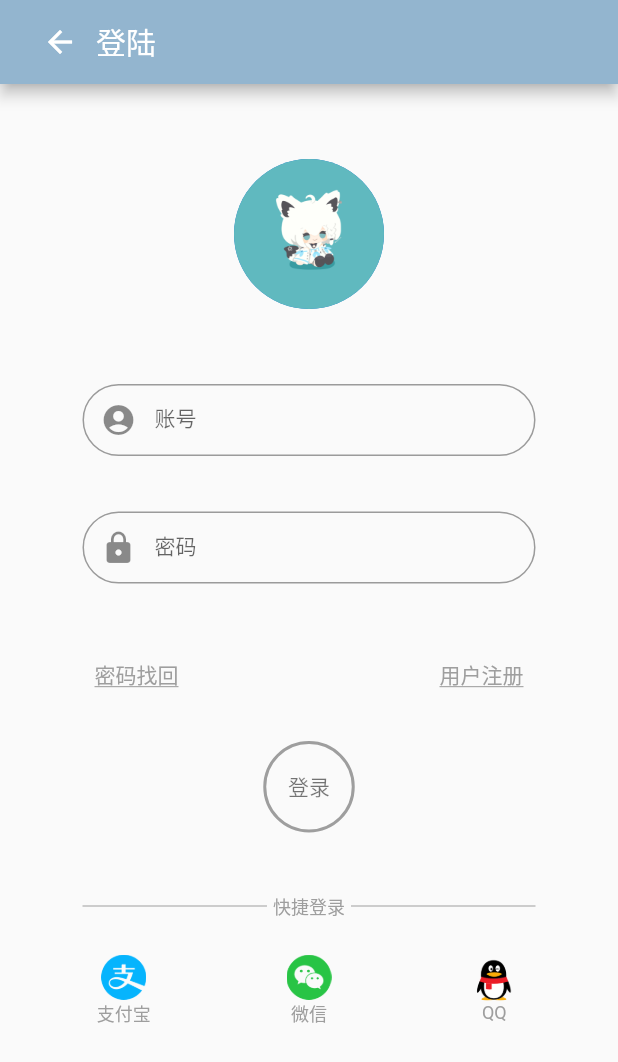
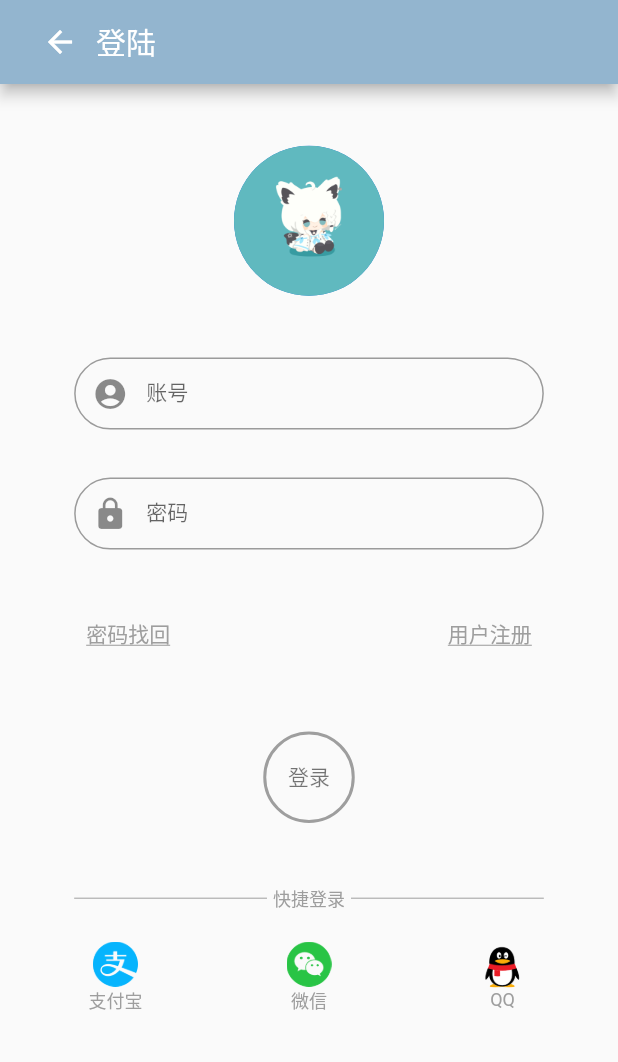
Before and after one commit to shiramashiro/qingyou_mobile, a Flutter app: the screen it shows after launch, on a phone screen of 412 x 824 dp. Shown: the top 1062 px of the screen. Run offline on Flutter 3.47's test engine with Material 2 defaults, Android fonts, the phone set to English and light mode, and no system bars; our stand-ins replace dio, flutter_easyloading, flutter_screenutil, image_picker, sqflite; missing offline and left inert: proste_indexed_stack; accounts and stored records are empty.

```diff
--- a/lib/components/form_input.dart
+++ b/lib/components/form_input.dart
@@ -8,6 +8,10 @@ class FormInput extends StatelessWidget {
   final String label;
   final String hint;
   final IconData icon;
+  final double marginLeft;
+  final double marginTop;
+  final double marginRight;
+  final double marginBottom;
 
   const FormInput({
     Key? key,
@@ -18,12 +22,17 @@ class FormInput extends StatelessWidget {
     required this.label,
     required this.hint,
     required this.icon,
+    this.marginTop = 0,
+    this.marginLeft = 0,
+    this.marginRight = 0,
+    this.marginBottom = 0,
   }) : super(key: key);
 
   @override
   Widget build(BuildContext context) {
-    return SizedBox(
-      height: 85,
+    return Container(
+      margin: EdgeInsets.only(left: marginLeft, top: marginTop, right: marginRight, bottom: marginBottom, ),
+      height: 80,
       child: TextFormField(
         controller: controller,
         validator: (e) => validator(e),
--- a/lib/database/sqlite_operation.dart
+++ b/lib/database/sqlite_operation.dart
@@ -27,7 +27,7 @@ class SQLiteOperation {
     return await databaseExists(table);
   }
 
-  void _executeSql(
+  Future _executeSql(
     String sql,
   ) async {
     await openDatabase(
@@ -73,7 +73,7 @@ class SQLiteOperation {
     return sql += ')';
   }
 
-  void createTable({required Map<String, dynamic> model, required List<FieldConstraint> constraints}) {
-    _executeSql(_mergeSql(model, constraints));
+  Future createTable({required Map<String, dynamic> model, required List<FieldConstraint> constraints}) async {
+    await _executeSql(_mergeSql(model, constraints));
   }
 }
--- a/lib/main.dart
+++ b/lib/main.dart
@@ -3,6 +3,7 @@ import 'package:provider/provider.dart';
 import 'package:flutter_easyloading/flutter_easyloading.dart';
 import 'package:qingyuo_mobile/pages/login_page.dart';
 import 'package:qingyuo_mobile/providers/user_provider.dart';
+import 'package:flutter_screenutil/flutter_screenutil.dart';
 
 void main() {
   runApp(MultiProvider(
@@ -20,8 +21,15 @@ class MyApp extends StatelessWidget {
   Widget build(BuildContext context) {
     return MaterialApp(
       debugShowCheckedModeBanner: false,
+      builder: (context, widget) {
+        var easyLoading = EasyLoading.init();
+        EasyLoading.instance
+          ..radius = 20
+          ..maskType = EasyLoadingMaskType.clear
+          ..loadingStyle = EasyLoadingStyle.dark;
+        return easyLoading(context, widget);
+      },
       home: const LoginPage(),
-      builder: EasyLoading.init(),
       theme: ThemeData(
         appBarTheme: const AppBarTheme(
           backgroundColor: Color.fromRGBO(147, 181, 207, 6),
--- a/lib/pages/login_page.dart
+++ b/lib/pages/login_page.dart
@@ -1,6 +1,5 @@
 import 'package:flutter/material.dart';
-import 'package:flutter_easyloading/flutter_easyloading.dart';
-import 'package:qingyuo_mobile/apis/common_api.dart';
+import 'package:flutter_screenutil/flutter_screenutil.dart';
 import 'package:qingyuo_mobile/service/login_page_service.dart';
 import 'package:qingyuo_mobile/utils/roadmap.dart';
 import 'package:qingyuo_mobile/components/avatar.dart';
@@ -27,17 +26,17 @@ class _LoginPageState extends State<LoginPage> {
   final LoginPageService _service = LoginPageService();
 
   @override
-  void initState() {
-    super.initState();
-    EasyLoading.instance
-      ..radius = 20
-      ..maskType = EasyLoadingMaskType.clear
-      ..loadingStyle = EasyLoadingStyle.dark;
-  }
+  Widget build(BuildContext context) {
+    ScreenUtil.init(
+      BoxConstraints(maxWidth: MediaQuery.of(context).size.width, maxHeight: MediaQuery.of(context).size.height),
+      context: context,
+      designSize: Size(MediaQuery.of(context).size.width, MediaQuery.of(context).size.height),
+      minTextAdapt: true,
+      orientation: Orientation.portrait,
+    );
 
-  @override
-  Widget build(BuildContext context) {
     return Scaffold(
+      resizeToAvoidBottomInset: false,
       appBar: AppBar(
         title: Row(
           crossAxisAlignment: CrossAxisAlignment.center,
@@ -53,12 +52,13 @@ class _LoginPageState extends State<LoginPage> {
         ),
       ),
       body: Container(
-        margin: const EdgeInsets.fromLTRB(55, 50, 55, 0),
+        margin: EdgeInsets.fromLTRB(0.12.sw, 0.05.sh, 0.12.sw, 0),
+        // margin: EdgeInsets.fromLTRB(20, 50, 20, 0),
         child: Column(
           children: [
             const Avatar(url: "assets/images/95893409_p0.jpg"),
             Container(
-              margin: const EdgeInsets.only(top: 50),
+              margin: EdgeInsets.only(top: 0.05.sh),
               child: Form(
                 key: _formKey,
                 child: Column(
@@ -94,12 +94,12 @@ class _LoginPageState extends State<LoginPage> {
                       ],
                     ),
                     Container(
-                      margin: const EdgeInsets.only(top: 20, bottom: 0),
+                      margin: EdgeInsets.only(top: 0.05.sh),
                       child: CircleButton(
                         text: '登录',
                         onTap: () {
                           if ((_formKey.currentState as FormState).validate()) {
-                            _service.login(_password, _account, context);
+                            _service.login(_password, _account);
                           }
                         },
                       ),
@@ -109,7 +109,7 @@ class _LoginPageState extends State<LoginPage> {
               ),
             ),
             Container(
-              margin: const EdgeInsets.only(top: 40, bottom: 20),
+              margin: EdgeInsets.only(top: 0.05.sh, bottom: 0.02.sh),
               child: const TextDivider('快捷登录'),
             ),
             Row(
--- a/lib/pages/register_page.dart
+++ b/lib/pages/register_page.dart
@@ -26,6 +26,7 @@ class _RegisterPageState extends State<RegisterPage> {
   @override
   Widget build(BuildContext context) {
     return Scaffold(
+      resizeToAvoidBottomInset: false,
       appBar: AppBar(
         title: Row(
           crossAxisAlignment: CrossAxisAlignment.center,
--- a/lib/service/register_page_service.dart
+++ b/lib/service/register_page_service.dart
@@ -14,8 +14,8 @@ class RegisterPageService {
   ) {
     Future future = _api.register(_packRegisterFormData(uname, phone, password));
     HttpResponse().handleFutureByLoading(
-      onFutureBefore: () => EasyLoading.show(status: '注册中...'),
-      doFuture: future,
+      onBefore: () => EasyLoading.show(status: '注册中...'),
+      onDoing: future,
     );
   }
 
--- a/lib/service/user_page_slice_service.dart
+++ b/lib/service/user_page_slice_service.dart
@@ -20,13 +20,13 @@ class UserPageSliceService {
     XFile? img = await _picker.pickImage(source: ImageSource.gallery);
     if (img != null) {
       HttpResponse().handleFutureByLoading(
-        onFutureBefore: () => EasyLoading.show(status: '上传中...'),
-        doFuture: _api.updateAvatar(FormData.fromMap({
+        onBefore: () => EasyLoading.show(status: '上传中...'),
+        onDoing: _api.updateAvatar(FormData.fromMap({
           'uid': uid,
           'uname': uname,
           'file': await MultipartFile.fromFile(img.path, filename: img.name),
         })),
-        onFutureSuccess: (e) {
+        onSuccess: (e) {
           context.read<UserProvider>().setUser(User(avatar: e['data']));
         },
       );
--- a/pubspec.yaml
+++ b/pubspec.yaml
@@ -43,6 +43,8 @@ dependencies:
   sqflite: ^2.0.2
   # 路径
   path: ^1.8.0
+  device_info_plus: ^3.2.2
+  flutter_screenutil: ^5.3.1
 
 
   # The following adds the Cupertino Icons font to your application.
```
Also changed, not shown: lib/apis/http/http_response.dart (+7 -8 lines), lib/service/login_page_service.dart (+17 -21 lines), pubspec.lock.
